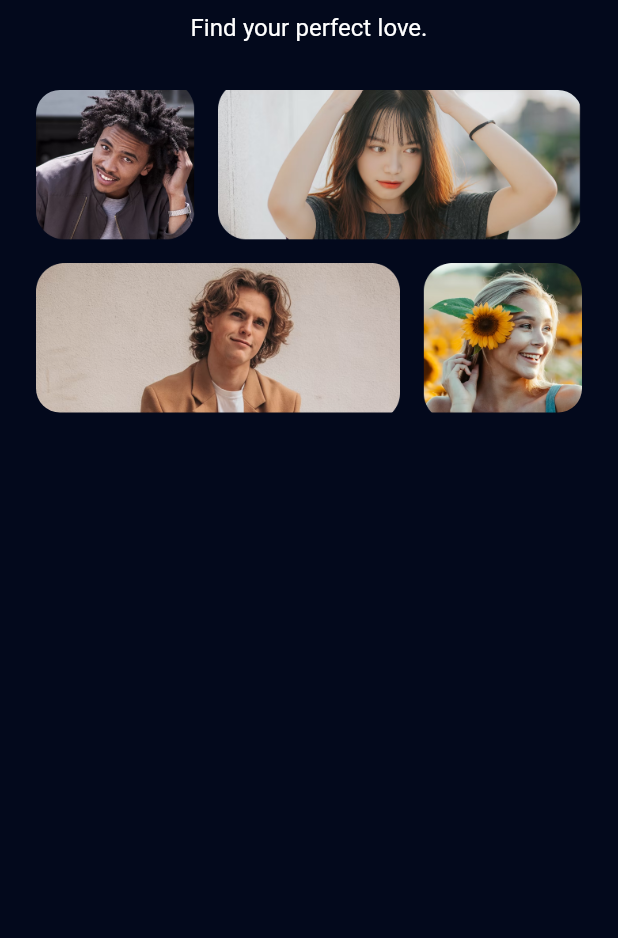
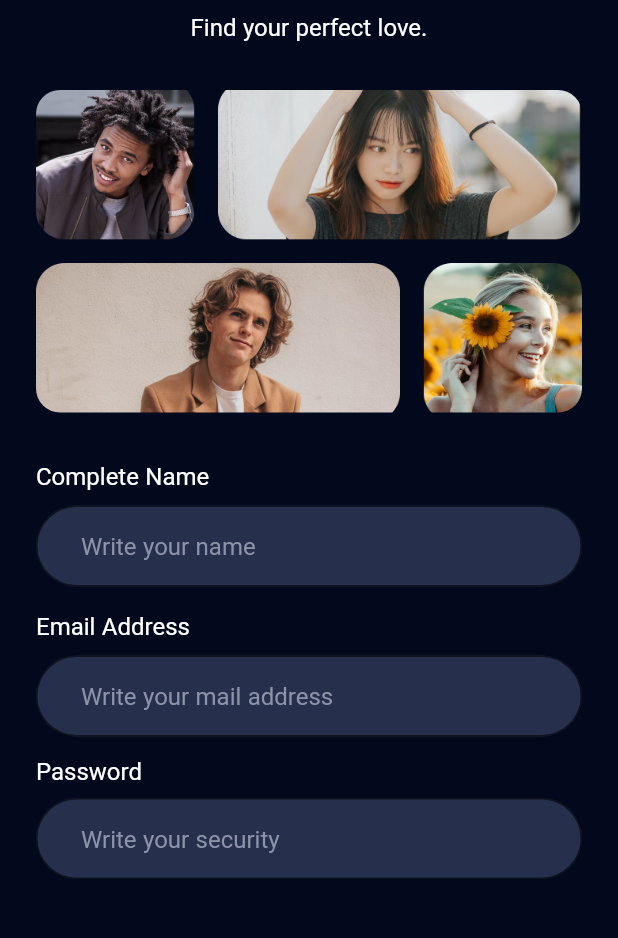
Before and after one commit to chaedirdwiantara/SarangApp, a Flutter app: the screen it shows after launch, on a phone screen of 412 x 824 dp, the part 126-1064 px from its top. Run offline on Flutter 3.47's test engine with Material 2 defaults, Android fonts, the phone set to English and light mode, and no system bars; our stand-ins replace google_fonts.

Commit message:
add reusable widget text field

```diff
--- /dev/null
+++ b/lib/src/common_widgets/custom_text_field_widget.dart
@@ -0,0 +1,54 @@
+import 'package:flutter/material.dart';
+import 'package:sarang_app/src/theme_manager/color_manager.dart';
+import 'package:sarang_app/src/theme_manager/style_manager.dart';
+import 'package:sarang_app/src/theme_manager/values_manager.dart';
+
+class CustomTextFieldWidget extends StatelessWidget {
+  const CustomTextFieldWidget({
+    super.key,
+    required this.labelName,
+    required this.hintext,
+    required this.controller,
+    this.isObsecure = false,
+  });
+
+  final String labelName;
+  final String hintext;
+  final bool isObsecure;
+  final TextEditingController controller;
+
+  @override
+  Widget build(BuildContext context) {
+    return Column(
+      crossAxisAlignment: CrossAxisAlignment.start,
+      children: [
+        Text(
+          labelName,
+          style: getWhiteTextStyle(),
+        ),
+        const SizedBox(
+          height: AppSize.s8,
+        ),
+        TextField(
+          controller: controller,
+          obscureText: isObsecure,
+          style: getWhiteTextStyle(),
+          decoration: InputDecoration(
+              contentPadding: const EdgeInsets.symmetric(
+                vertical: AppPadding.p15,
+                horizontal: AppPadding.p30,
+              ),
+              filled: true,
+              fillColor: ColorManager.secondary,
+              hintText: hintext,
+              hintStyle: getBlack30TextStyle(),
+              border: OutlineInputBorder(
+                  borderRadius: BorderRadius.circular(AppSize.s50))),
+        ),
+        const SizedBox(
+          height: AppSize.s14,
+        )
+      ],
+    );
+  }
+}
--- a/lib/src/features/authentication/presentation/sign_up_screen.dart
+++ b/lib/src/features/authentication/presentation/sign_up_screen.dart
@@ -1,10 +1,28 @@
 import 'package:flutter/material.dart';
 import 'package:sarang_app/src/common_widgets/banner_widget.dart';
+import 'package:sarang_app/src/common_widgets/custom_text_field_widget.dart';
 import 'package:sarang_app/src/theme_manager/values_manager.dart';
 
-class SignUpScreen extends StatelessWidget {
+class SignUpScreen extends StatefulWidget {
   static const String routeName = '/sign-up';
   const SignUpScreen({super.key});
+
+  @override
+  State<SignUpScreen> createState() => _SignUpScreenState();
+}
+
+class _SignUpScreenState extends State<SignUpScreen> {
+  final nameController = TextEditingController();
+  final emailController = TextEditingController();
+  final passwordController = TextEditingController();
+
+  @override
+  void dispose() {
+    nameController.clear();
+    emailController.clear();
+    passwordController.clear();
+    super.dispose();
+  }
 
   @override
   Widget build(BuildContext context) {
@@ -16,7 +34,22 @@ class SignUpScreen extends StatelessWidget {
         ),
         child: SingleChildScrollView(
           child: Column(
-            children: const [BannerWidget()],
+            children: [
+              const BannerWidget(),
+              CustomTextFieldWidget(
+                  labelName: 'Complete Name',
+                  hintext: 'Write your name',
+                  controller: nameController),
+              CustomTextFieldWidget(
+                  labelName: 'Email Address',
+                  hintext: 'Write your mail address',
+                  controller: emailController),
+              CustomTextFieldWidget(
+                  labelName: 'Password',
+                  hintext: 'Write your security',
+                  controller: passwordController,
+                  isObsecure: true),
+            ],
           ),
         ),
       ),
--- a/lib/src/theme_manager/values_manager.dart
+++ b/lib/src/theme_manager/values_manager.dart
@@ -20,6 +20,7 @@ class AppPadding {
   static const double p4 = 4.0;
   static const double p8 = 8.0;
   static const double p12 = 12.0;
+  static const double p15 = 15.0;
   static const double p16 = 16.0;
   static const double p18 = 16.0;
   static const double p20 = 20.0;
@@ -39,6 +40,7 @@ class AppSize {
   static const double s6 = 6.0;
   static const double s8 = 8.0;
   static const double s12 = 12.0;
+  static const double s14 = 14.0;
   static const double s16 = 16.0;
   static const double s18 = 16.0;
   static const double s20 = 20.0;
@@ -49,4 +51,5 @@ class AppSize {
   static const double s32 = 32.0;
   static const double s36 = 36.0;
   static const double s40 = 40.0;
+  static const double s50 = 50.0;
 }
```
